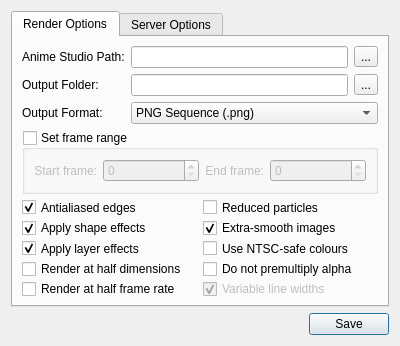
Qt form dialogues/preferences.ui (BattyBovine/AnimeRenderfarm) before a commit.
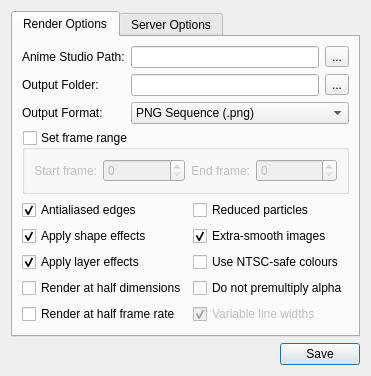
The same form after that commit.

Commit message: Preferences should now auto-size to fit all elements on all operating systems; dialogue is now resizable just in case.

Diff of the .ui file:
```diff
--- a/dialogues/preferences.ui
+++ b/dialogues/preferences.ui
@@ -9,28 +9,16 @@
    <rect>
     <x>0</x>
     <y>0</y>
-    <width>400</width>
-    <height>346</height>
+    <width>336</width>
+    <height>350</height>
    </rect>
   </property>
   <property name="sizePolicy">
-   <sizepolicy hsizetype="Fixed" vsizetype="Fixed">
+   <sizepolicy hsizetype="Expanding" vsizetype="Expanding">
     <horstretch>0</horstretch>
     <verstretch>0</verstretch>
    </sizepolicy>
   </property>
-  <property name="minimumSize">
-   <size>
-    <width>400</width>
-    <height>346</height>
-   </size>
-  </property>
-  <property name="maximumSize">
-   <size>
-    <width>400</width>
-    <height>346</height>
-   </size>
-  </property>
   <property name="windowTitle">
    <string>Render Options</string>
   </property>
@@ -306,6 +294,19 @@
          </item>
         </layout>
        </item>
+       <item>
+        <spacer name="verticalSpacer_2">
+         <property name="orientation">
+          <enum>Qt::Vertical</enum>
+         </property>
+         <property name="sizeHint" stdset="0">
+          <size>
+           <width>20</width>
+           <height>40</height>
+          </size>
+         </property>
+        </spacer>
+       </item>
       </layout>
      </widget>
      <widget class="QWidget" name="tabServerOptions">
```
